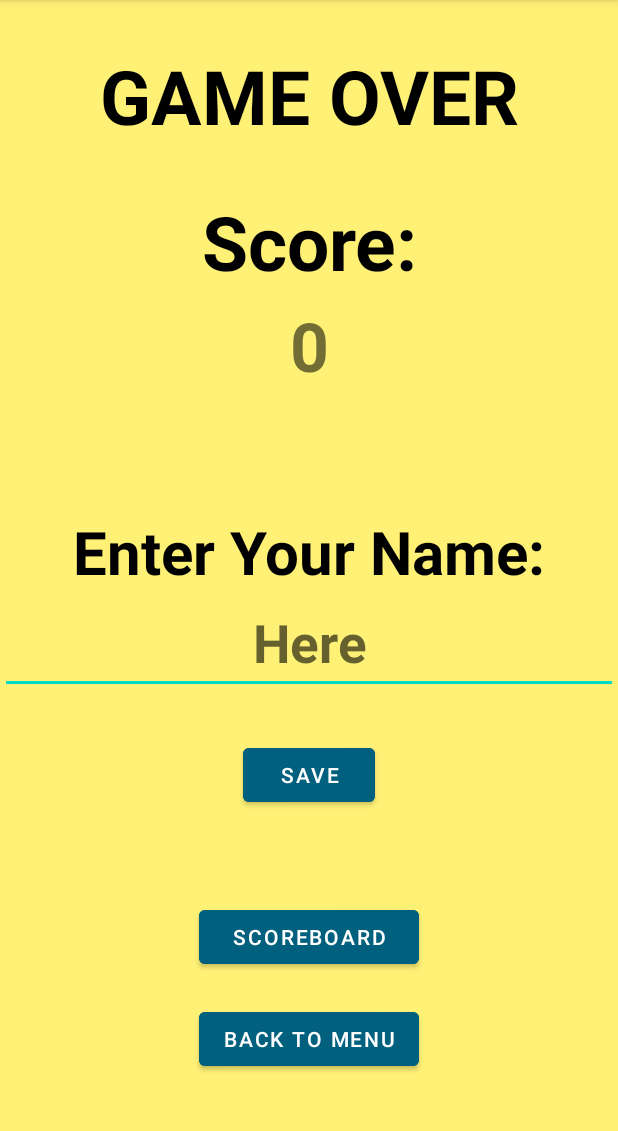
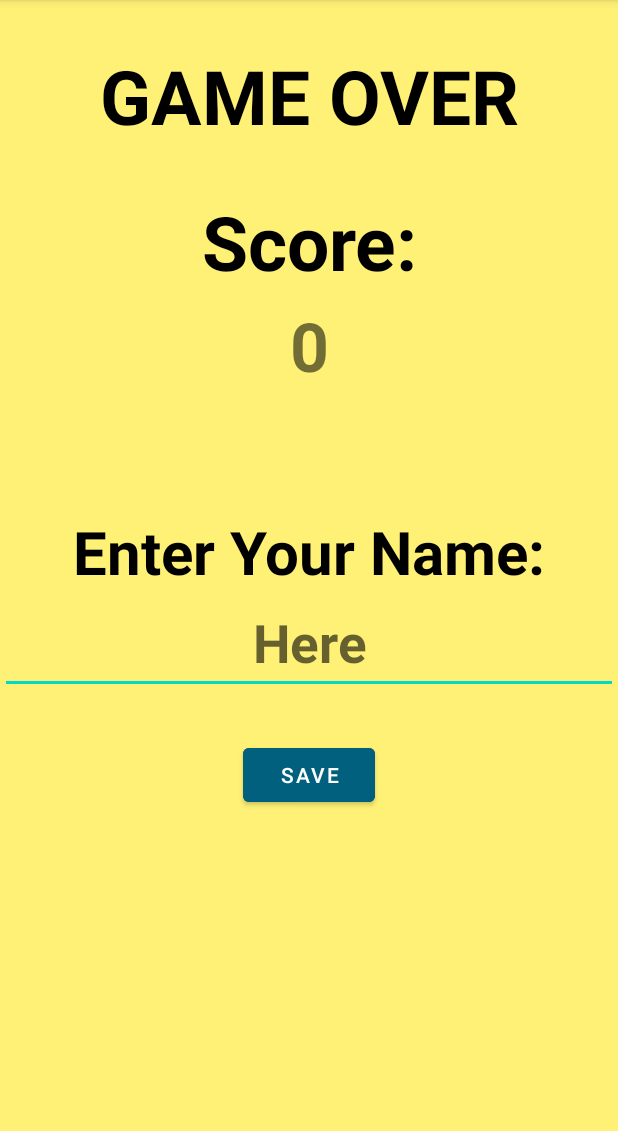
Before and after one commit to ItsTheHadad/A01, an Android app: the GameOverActivity screen opened directly, with no data from a screen before it, on a phone screen of 412 x 824 dp, the part 84-1215 px from its top. Run offline under Robolectric (Android 15) with nearby library versions, the phone set to English and light mode, and no system bars.

Commit message:
updating menu

```diff
--- a/app/src/main/java/com/example/l01redo/GameOverActivity.java
+++ b/app/src/main/java/com/example/l01redo/GameOverActivity.java
@@ -4,6 +4,8 @@ import androidx.appcompat.app.AppCompatActivity;
 
 import android.content.Intent;
 import android.os.Bundle;
+import android.view.Menu;
+import android.view.View;
 
 import com.google.android.material.button.MaterialButton;
 import com.google.android.material.textfield.TextInputEditText;
@@ -15,7 +17,8 @@ public class GameOverActivity extends AppCompatActivity {
     MaterialTextView nameTxt;
     TextInputEditText enterNameInput;
     MaterialButton saveBtn;
-    MaterialButton[] screenBtns;
+    MaterialButton scrBtn;
+    MaterialButton menuBtn;
 
     public static final String LEVEL= "LEVEL";
 
@@ -33,7 +36,7 @@ public class GameOverActivity extends AppCompatActivity {
         super.onCreate(savedInstanceState);
         setContentView(R.layout.activity_game_over);
 
-        findViews();
+        initView();
 
         Intent prevIntent = getIntent();
         setFast(prevIntent.getBooleanExtra(LEVEL,false));
@@ -43,6 +46,45 @@ public class GameOverActivity extends AppCompatActivity {
         showScore();
 
 
+    }
+
+    public void saveBtnClick(){
+        saveBtn.setOnClickListener(new View.OnClickListener() {
+            @Override
+            public void onClick(View v) {
+                menuBtn.setVisibility(View.VISIBLE);
+                scrBtn.setVisibility(View.VISIBLE);
+                nameTxt.setText("Score Saved");
+                enterNameInput.setVisibility(View.INVISIBLE);
+                saveBtn.setVisibility(View.INVISIBLE);
+
+                //add the actual saving from the enterNameInput
+            }
+        });
+    }
+    public void menuBtnClick(){
+        menuBtn.setOnClickListener(new View.OnClickListener() {
+            @Override
+            public void onClick(View v) {
+                moveToMenuActivity();
+            }
+        });
+    }
+    public void scoreBtnClick(){
+        scrBtn.setOnClickListener(new View.OnClickListener() {
+            @Override
+            public void onClick(View v) {
+            }
+        });
+    }
+
+    public void initView(){
+        findViews();
+        menuBtn.setVisibility(View.INVISIBLE);
+        scrBtn.setVisibility(View.INVISIBLE);
+        saveBtnClick();
+        menuBtnClick();
+        scoreBtnClick();
     }
 
     public boolean isFast() {
@@ -78,9 +120,9 @@ public class GameOverActivity extends AppCompatActivity {
 
         saveBtn = findViewById(R.id.go_BTN_save);
 
-        screenBtns = new MaterialButton[]{
-                findViewById(R.id.go_BTN_scoreboard),  findViewById(R.id.go_BTN_menu)
-        };
+        scrBtn = findViewById(R.id.go_BTN_scoreboard);
+
+        menuBtn = findViewById(R.id.go_BTN_menu);
 
     }
 
@@ -88,4 +130,10 @@ public class GameOverActivity extends AppCompatActivity {
         scoreChangingTxt.setText(""+getScore());
     }
 
+    public void moveToMenuActivity(){
+        Intent menuIntent = new Intent(this, MenuActivity.class);
+        startActivity(menuIntent);
+        finish();
+    }
+
 }
--- a/app/src/main/res/layout/activity_game_over.xml
+++ b/app/src/main/res/layout/activity_game_over.xml
@@ -94,7 +94,7 @@
             android:layout_height="wrap_content"
             android:gravity="center"
             android:hint="Here"
-            android:textColor="@color/white"
+            android:textColor="@color/blackFade"
             android:textSize="35sp"
             android:textStyle="bold" />
 
```
Also changed, not shown: app/src/main/java/com/example/l01redo/MainActivity.java (+11 -0 lines).
